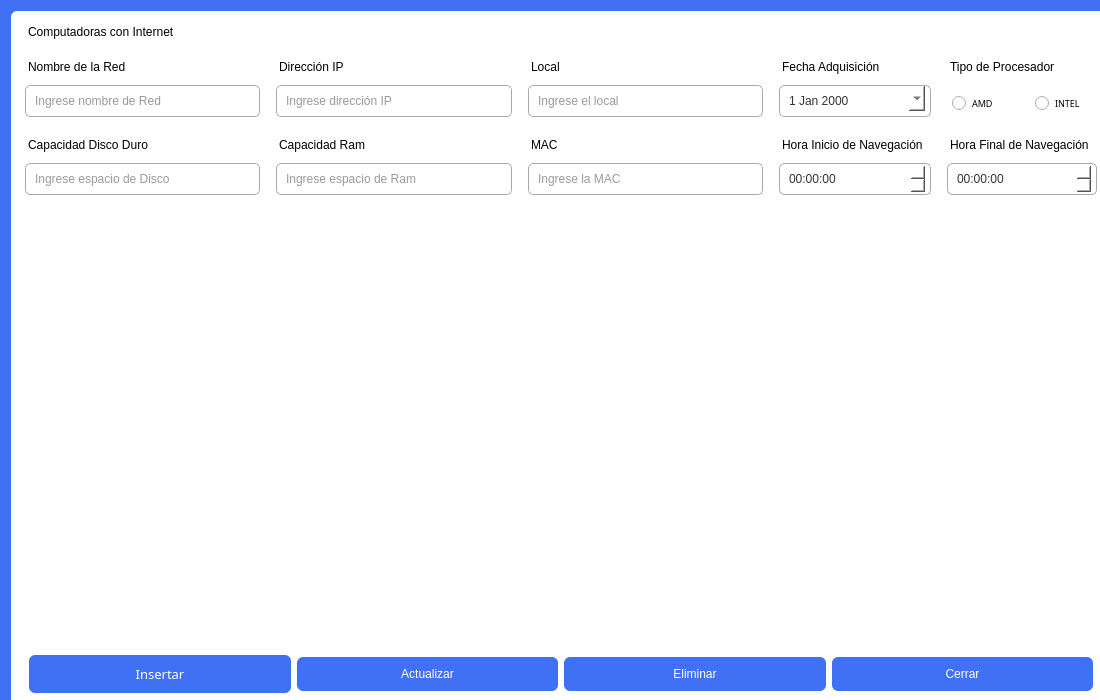
First picture: the form in vista/ui/gest_compu_con_internet.ui, repository AlexCoder0309/Proyecto-Final, before the edit.
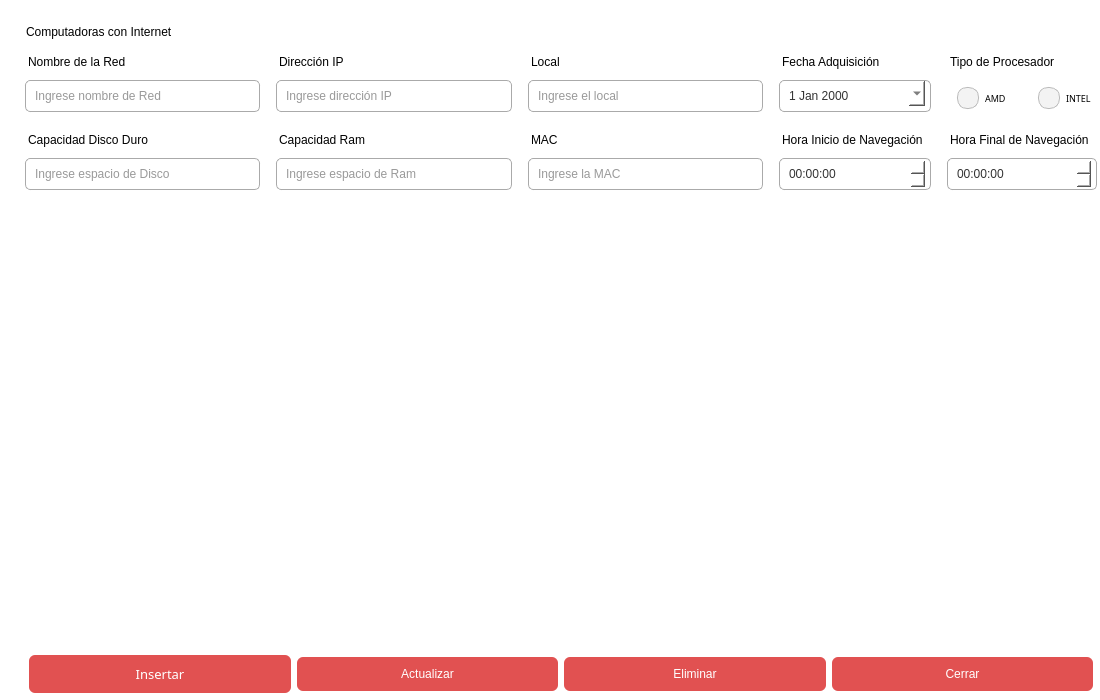
Second picture: the form after the edit. Icons and pictures are not drawn.

```diff
--- a/vista/ui/gest_compu_con_internet.ui
+++ b/vista/ui/gest_compu_con_internet.ui
@@ -20,7 +20,7 @@
    <string>Dialog</string>
   </property>
   <property name="styleSheet">
-   <string notr="true">  background-color: #4070f4;</string>
+   <string notr="true">  background-color:white;</string>
   </property>
   <layout class="QGridLayout" name="gridLayout_2">
    <item row="0" column="0">
@@ -68,7 +68,7 @@
   padding: 10px;
   border-radius: 6px;
   line-height: 18px;
-  background-color: #4070f4;
+background-color:rgb(225, 81, 81);
   color:white;
 font: 10pt &quot;Bahnschrift Light SemiCondensed&quot;;}
 
@@ -88,7 +88,7 @@
   padding: 10px;
   border-radius: 6px;
   line-height: 18px;
-  background-color: #4070f4;
+ background-color:rgb(225, 81, 81);
   color:white;
 font: 10pt &quot;Bahnschrift Light SemiCondensed&quot;;}
 
@@ -108,7 +108,7 @@
   padding: 10px;
   border-radius: 6px;
   line-height: 18px;
-  background-color: #4070f4;
+background-color:rgb(225, 81, 81);
   color:white;
 font: 10pt &quot;Bahnschrift Light SemiCondensed&quot;;}
 
@@ -128,7 +128,7 @@
   padding: 10px;
   border-radius: 6px;
   line-height: 18px;
-  background-color: #4070f4;
+background-color:rgb(225, 81, 81);
   color:white;
 font: 10pt &quot;Bahnschrift Light SemiCondensed&quot;;}
 
@@ -185,7 +185,7 @@
       <item row="0" column="0">
        <widget class="QLabel" name="label">
         <property name="styleSheet">
-         <string notr="true">margin: 5px;
+         <string notr="true">margin: 5px 0 0 3px;
 font: 13pt &quot;Bahnschrift&quot;;</string>
         </property>
         <property name="text">
@@ -236,10 +236,30 @@
          </font>
         </property>
         <property name="styleSheet">
-         <string notr="true">font: 7pt &quot;Bahnschrift Light SemiCondensed&quot;;
+         <string notr="true">QRadioButton{font: 7pt &quot;Bahnschrift Light SemiCondensed&quot;;
 margin: 0 5px 0 10px;
 
-</string>
+padding:5px;
+    border-radius:          10px;
+}
+
+QRadioButton::indicator {
+    width:                  10px;
+    height:                 10px;
+    border-radius:          10px;
+padding:5px;
+}
+
+QRadioButton::indicator:checked {
+    background-color:      rgb(225, 81, 81);
+
+}
+
+QRadioButton::indicator:unchecked {
+    background-color:       #f3f3f3;
+border-radius: 10px;
+    border:                 1px solid #bbbbbb;
+}</string>
         </property>
         <property name="text">
          <string>INTEL</string>
@@ -342,10 +362,30 @@
          </font>
         </property>
         <property name="styleSheet">
-         <string notr="true">font: 7pt &quot;Bahnschrift Light SemiCondensed&quot;;
+         <string notr="true">QRadioButton{font: 7pt &quot;Bahnschrift Light SemiCondensed&quot;;
 margin: 0 5px 0 10px;
 
-</string>
+padding:5px;
+    border-radius:          10px;
+}
+
+QRadioButton::indicator {
+    width:                  10px;
+    height:                 10px;
+    border-radius:          10px;
+padding:5px;
+}
+
+QRadioButton::indicator:checked {
+    background-color:      rgb(225, 81, 81);
+
+}
+
+QRadioButton::indicator:unchecked {
+    background-color:       #f3f3f3;
+border-radius: 10px;
+    border:                 1px solid #bbbbbb;
+}</string>
         </property>
         <property name="text">
          <string>AMD</string>
```
Left out of the diff: 27 changed lines with no effect on the pictures.
